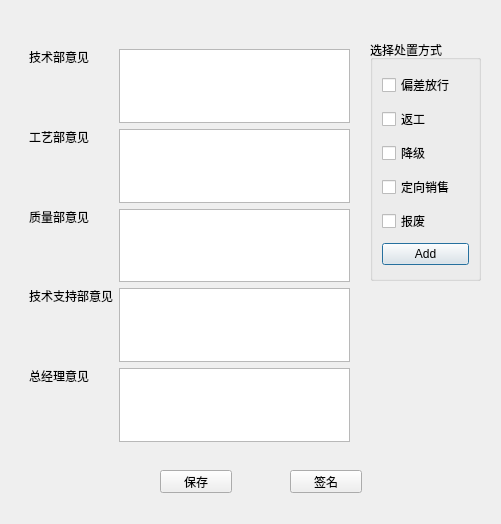
xeeboy/PartsReview, file idea.ui: the form before one commit.
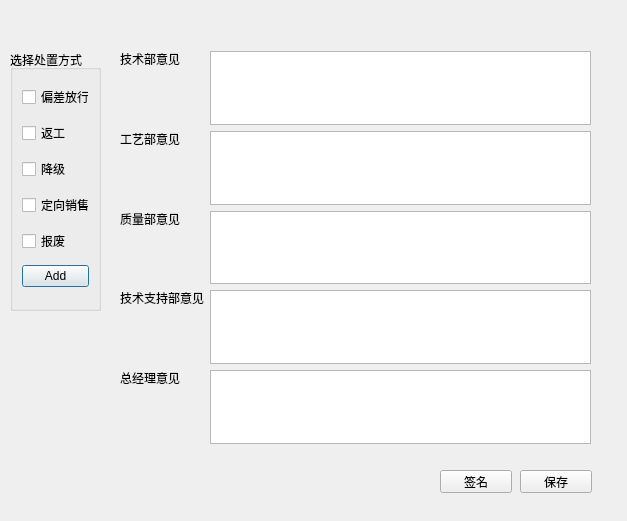
The form after the commit. Icons and pictures are not drawn.

What changed in the file:
```diff
--- a/idea.ui
+++ b/idea.ui
@@ -6,8 +6,8 @@
    <rect>
     <x>0</x>
     <y>0</y>
-    <width>501</width>
-    <height>524</height>
+    <width>627</width>
+    <height>521</height>
    </rect>
   </property>
   <property name="windowTitle">
@@ -20,8 +20,8 @@
   <widget class="QLabel" name="label">
    <property name="geometry">
     <rect>
-     <x>29</x>
-     <y>49</y>
+     <x>120</x>
+     <y>51</y>
      <width>60</width>
      <height>16</height>
     </rect>
@@ -33,9 +33,9 @@
   <widget class="QTextEdit" name="txt_tec_part">
    <property name="geometry">
     <rect>
-     <x>119</x>
-     <y>49</y>
-     <width>231</width>
+     <x>210</x>
+     <y>51</y>
+     <width>381</width>
      <height>74</height>
     </rect>
    </property>
@@ -43,8 +43,8 @@
   <widget class="QLabel" name="label_2">
    <property name="geometry">
     <rect>
-     <x>29</x>
-     <y>129</y>
+     <x>120</x>
+     <y>131</y>
      <width>60</width>
      <height>16</height>
     </rect>
@@ -56,9 +56,9 @@
   <widget class="QTextEdit" name="txt_pro_part">
    <property name="geometry">
     <rect>
-     <x>119</x>
-     <y>129</y>
-     <width>231</width>
+     <x>210</x>
+     <y>131</y>
+     <width>381</width>
      <height>74</height>
     </rect>
    </property>
@@ -66,8 +66,8 @@
   <widget class="QLabel" name="label_3">
    <property name="geometry">
     <rect>
-     <x>29</x>
-     <y>209</y>
+     <x>120</x>
+     <y>211</y>
      <width>60</width>
      <height>16</height>
     </rect>
@@ -79,9 +79,9 @@
   <widget class="QTextEdit" name="txt_qc_part">
    <property name="geometry">
     <rect>
-     <x>119</x>
-     <y>209</y>
-     <width>231</width>
+     <x>210</x>
+     <y>211</y>
+     <width>381</width>
      <height>73</height>
     </rect>
    </property>
@@ -89,8 +89,8 @@
   <widget class="QLabel" name="label_4">
    <property name="geometry">
     <rect>
-     <x>29</x>
-     <y>288</y>
+     <x>120</x>
+     <y>290</y>
      <width>84</width>
      <height>16</height>
     </rect>
@@ -102,9 +102,9 @@
   <widget class="QTextEdit" name="txt_tec_support">
    <property name="geometry">
     <rect>
-     <x>119</x>
-     <y>288</y>
-     <width>231</width>
+     <x>210</x>
+     <y>290</y>
+     <width>381</width>
      <height>74</height>
     </rect>
    </property>
@@ -112,8 +112,8 @@
   <widget class="QLabel" name="label_5">
    <property name="geometry">
     <rect>
-     <x>29</x>
-     <y>368</y>
+     <x>120</x>
+     <y>370</y>
      <width>60</width>
      <height>16</height>
     </rect>
@@ -125,9 +125,9 @@
   <widget class="QTextEdit" name="txt_general_m">
    <property name="geometry">
     <rect>
-     <x>119</x>
-     <y>368</y>
-     <width>231</width>
+     <x>210</x>
+     <y>370</y>
+     <width>381</width>
      <height>74</height>
     </rect>
    </property>
@@ -135,10 +135,10 @@
   <widget class="QGroupBox" name="gpb_deal">
    <property name="geometry">
     <rect>
-     <x>370</x>
-     <y>40</y>
-     <width>111</width>
-     <height>241</height>
+     <x>10</x>
+     <y>50</y>
+     <width>91</width>
+     <height>261</height>
     </rect>
    </property>
    <property name="title">
@@ -199,7 +199,7 @@
   <widget class="QPushButton" name="btn_save_idea">
    <property name="geometry">
     <rect>
-     <x>160</x>
+     <x>520</x>
      <y>470</y>
      <width>72</width>
      <height>23</height>
@@ -222,7 +222,7 @@
   <widget class="QPushButton" name="btn_sign_name">
    <property name="geometry">
     <rect>
-     <x>290</x>
+     <x>440</x>
      <y>470</y>
      <width>72</width>
      <height>23</height>
```
Left out of the diff: 2 changed lines with no effect on the pictures.
